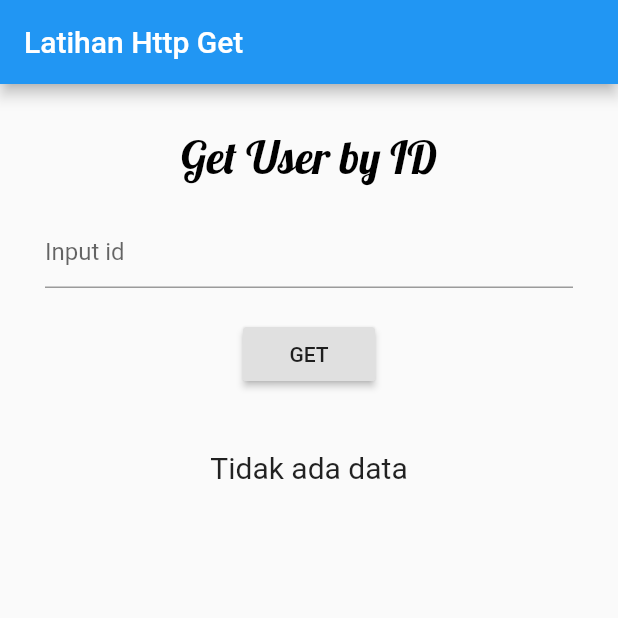
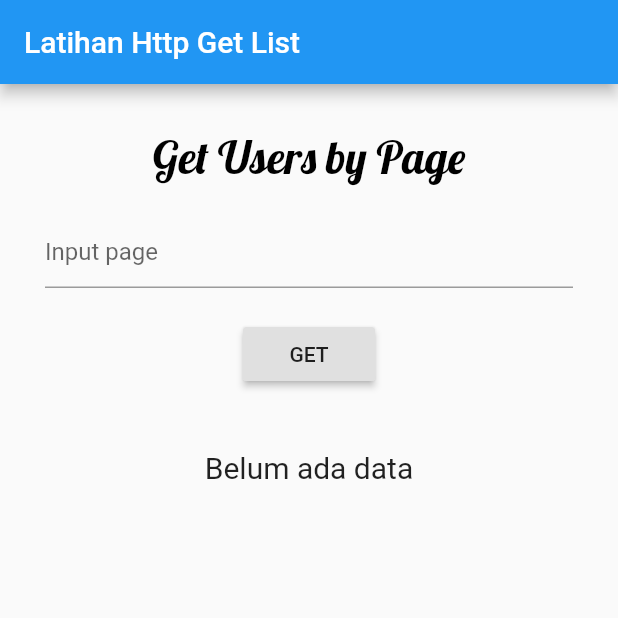
Before and after one commit to akbariyansyah/latihan-flutter, a Flutter app: the screen it shows after launch, after a tap on "GET", on a phone screen of 412 x 824 dp, the top half of it. Run offline on Flutter 3.47's test engine with Material 2 defaults, Android fonts, the phone set to English and light mode, and no system bars; network calls fail.

Commit message:
-Initial Commit -Complete the code

```diff
--- a/lib/main.dart
+++ b/lib/main.dart
@@ -22,12 +22,12 @@ class MainPage extends StatefulWidget {
 
 class _MainPageState extends State<MainPage> {
   TextEditingController idController = TextEditingController();
-  User user = null;
+  String output = "Belum ada data";
   @override
   Widget build(BuildContext context) {
     return Scaffold(
         appBar: AppBar(
-          title: Text("Latihan Http Get"),
+          title: Text("Latihan Http Get List"),
         ),
         body: Container(
           margin: EdgeInsets.fromLTRB(10, 30, 10, 0),
@@ -37,7 +37,7 @@ class _MainPageState extends State<MainPage> {
               children: [
                 Container(
                   child: Text(
-                    "Get User by ID",
+                    "Get Users by Page",
                     style: TextStyle(
                         fontSize: 30,
                         fontFamily: "Lobster",
@@ -48,15 +48,18 @@ class _MainPageState extends State<MainPage> {
                 Container(
                   margin: EdgeInsets.all(20),
                   child: TextField(
-                    decoration: InputDecoration(hintText: "Input id"),
+                    decoration: InputDecoration(hintText: "Input page"),
                     controller: idController,
                   ),
                 ),
                 RaisedButton(
                   child: Text("GET"),
                   onPressed: () {
-                    User.GetUser(idController.text).then((res) {
-                      user = res;
+                    User.GetUserList(idController.text).then((res) {
+                      output = "";
+                      for (int i =0;i <res.length;i++) {
+                        output += "id : " + res[i].id + "\t" + "name : " + res[i].name + "\n";
+                      }
                       setState(() {});
                     });
                   },
@@ -64,15 +67,9 @@ class _MainPageState extends State<MainPage> {
                 Container(
                   margin: EdgeInsets.fromLTRB(0, 40, 0, 0),
                   child: Text(
-                    (user != null)
-                        ? "id : " + user.id +
-                            "\n" +
-                           "name : " + user.name
-                        : "Tidak ada data",
-                    style: TextStyle(
-                      fontSize: 20,
-                      fontWeight: FontWeight.w400,
-                    ),
+                    output,style: TextStyle(
+                    fontSize: 20
+                  ),
                   ),
                 ),
               ],
--- a/lib/user_model.dart
+++ b/lib/user_model.dart
@@ -5,6 +5,7 @@ import 'package:http/http.dart' as http;
 class User {
   String id;
   String name;
+
   User({this.id,this.name});
 
   factory User.CreateUser(Map<String,dynamic> object) {
@@ -13,13 +14,15 @@ class User {
       name: object["first_name"] + " " + object["last_name"]
     );
   }
-  static Future<User> GetUser(String id) async {
-    String baseURL = "https://reqres.in/api/users/$id";
-
-    var getResult = await http.get(baseURL);
-    var getObject = json.decode(getResult.body);
-    var getUser = (getObject as Map<String,dynamic>)["data"];
-
-    return User.CreateUser(getUser);
+  static Future<List<User>> GetUserList(String page) async {
+    String baseURL = "https://reqres.in/api/users?page=$page";
+    var getResult =  await http.get(baseURL);
+    var getUsersList = json.decode(getResult.body);
+    List<dynamic> usersList = (getUsersList as Map<String,dynamic>)["data"];
+    List<User> users = [];
+    for (int i =0;i < usersList.length;i++) {
+      users.add(User.CreateUser(usersList[i]));
+    }
+    return users;
   }
 }
```
